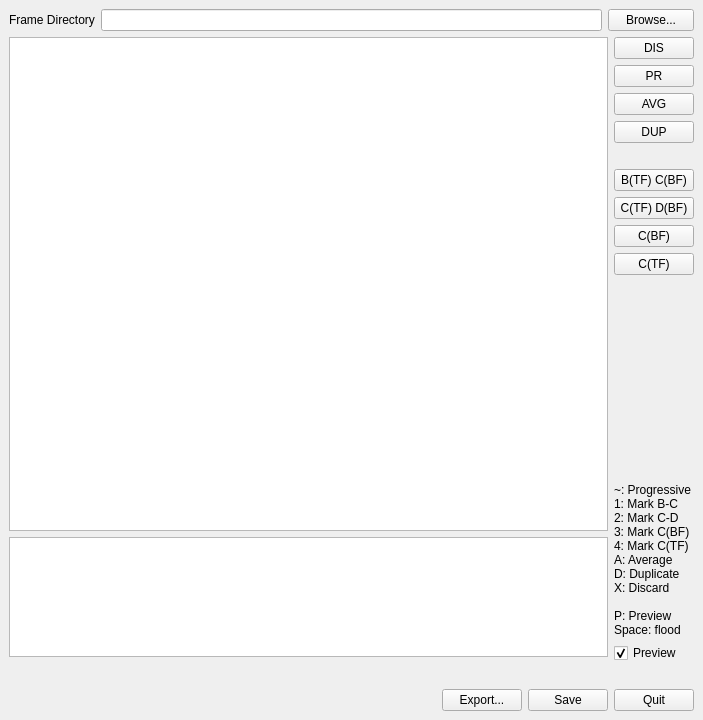
Old version of the form Nuclex.FrameFixer.Native/UserInterface/MainWindow.ui in the repository nuclex-video-tools/Nuclex.FrameFixer.Native.
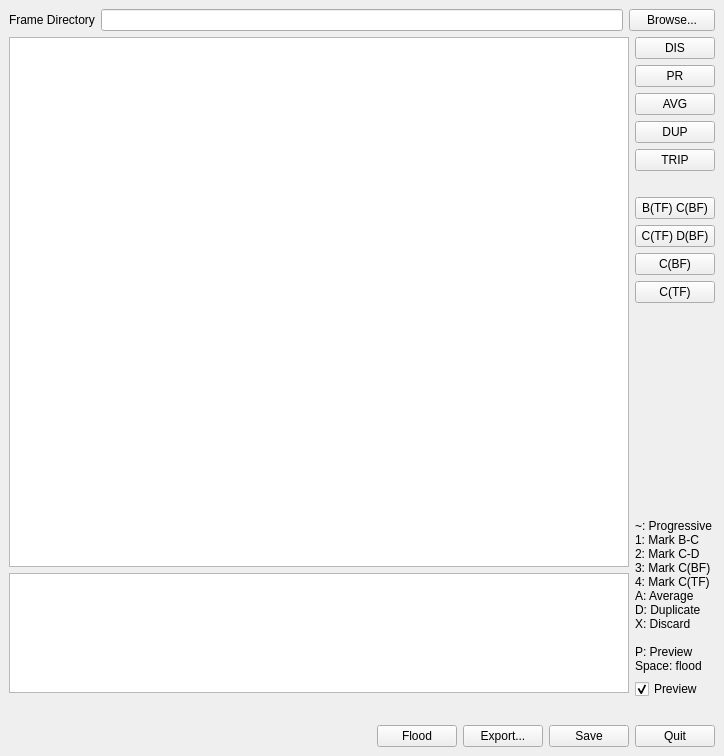
New version of the form. Custom widgets are drawn as their Qt base class.

What changed in the file:
```diff
--- a/Nuclex.FrameFixer.Native/UserInterface/MainWindow.ui
+++ b/Nuclex.FrameFixer.Native/UserInterface/MainWindow.ui
@@ -6,8 +6,8 @@
    <rect>
     <x>0</x>
     <y>0</y>
-    <width>703</width>
-    <height>720</height>
+    <width>724</width>
+    <height>756</height>
    </rect>
   </property>
   <property name="windowTitle">
@@ -115,6 +115,16 @@
         </property>
        </widget>
       </item>
+      <item>
+       <widget class="QPushButton" name="markTriplicateButton">
+        <property name="text">
+         <string>TRIP</string>
+        </property>
+        <property name="shortcut">
+         <string>S</string>
+        </property>
+       </widget>
+      </item>
       <item>
        <spacer name="verticalSpacer">
         <property name="orientation">
@@ -240,6 +250,16 @@
         </property>
        </spacer>
       </item>
+      <item>
+       <widget class="QPushButton" name="floodButton">
+        <property name="text">
+         <string>Flood</string>
+        </property>
+        <property name="shortcut">
+         <string>Space</string>
+        </property>
+       </widget>
+      </item>
       <item>
        <widget class="QPushButton" name="exportButton">
         <property name="text">
```
